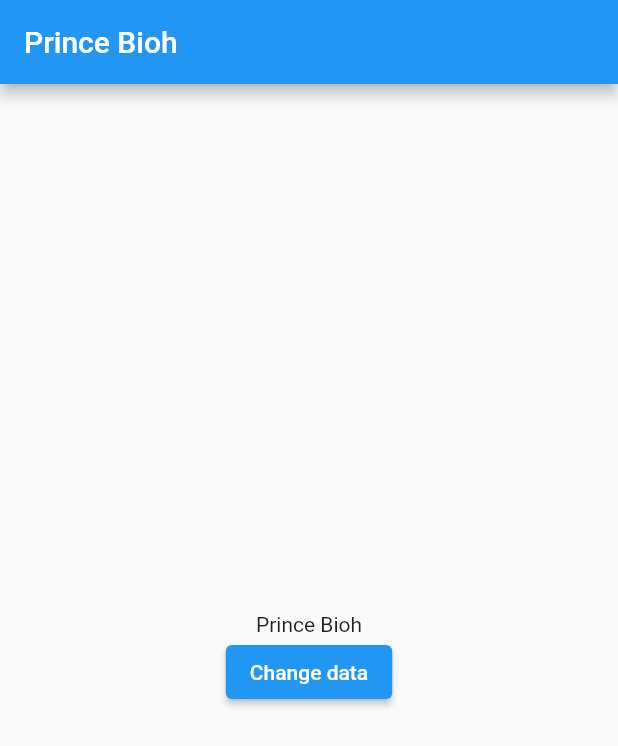
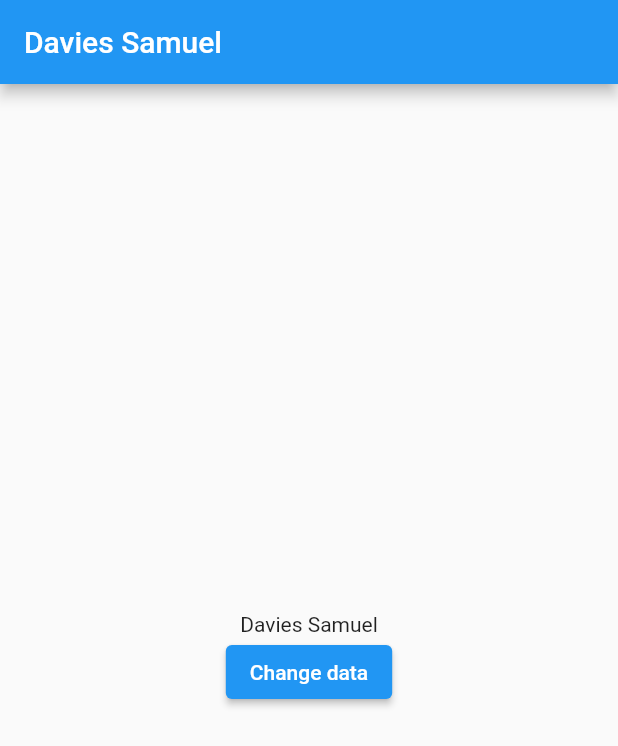
Before and after one commit to princebioh/Provider-State-Management, a Flutter app: the screen it shows after launch, after a tap on "Change data", on a phone screen of 412 x 824 dp. Shown: the top 746 px of the screen. Run offline on Flutter 3.47's test engine with Material 2 defaults, Android fonts, the phone set to English and light mode, and no system bars.

Commit message:
Replace provider with Consumer

```diff
--- a/lib/main.dart
+++ b/lib/main.dart
@@ -27,7 +27,11 @@ class MainPage extends StatelessWidget {
       builder: (context, child) {
         return Scaffold(
           appBar: AppBar(
-            title: Text(Provider.of<AppData>(context).name),
+            title: Consumer<AppData>(
+              builder: (context, value, child) {
+                return Text(value.name);
+              },
+            ),
           ),
           body: const Screen2(),
         );
@@ -67,9 +71,16 @@ class Screen4 extends StatelessWidget {
       child: Column(
         mainAxisAlignment: MainAxisAlignment.center,
         children: [
-          Text(Provider.of<AppData>(context).name),
+          Consumer<AppData>(
+            builder: (context, value, child) {
+              return Text(value.name);
+            },
+          ),
           ElevatedButton(
-            onPressed: () {},
+            onPressed: () {
+              // Provider.of<AppData>(context, listen: false).changeData("Davies");
+              context.read<AppData>().changeData("Davies Samuel");
+            },
             child: const Text('Change data'),
           ),
         ],
```
